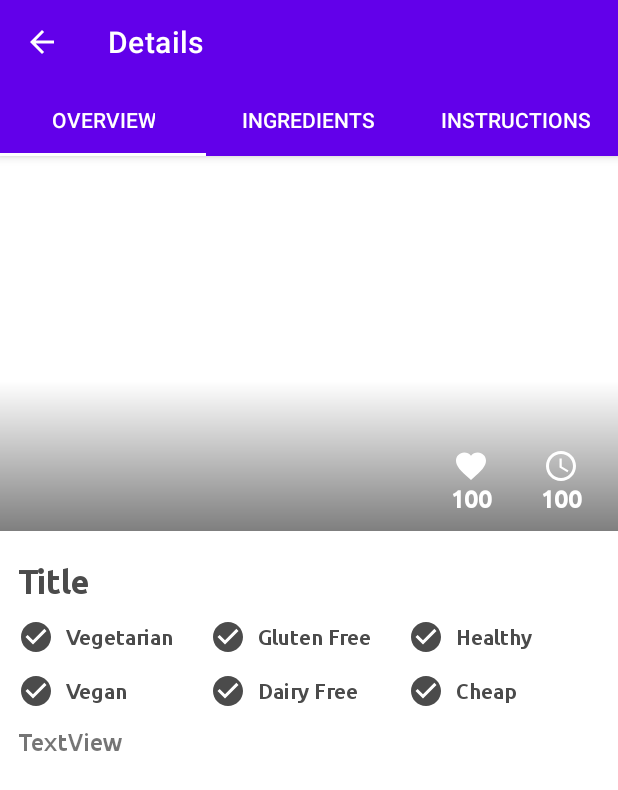
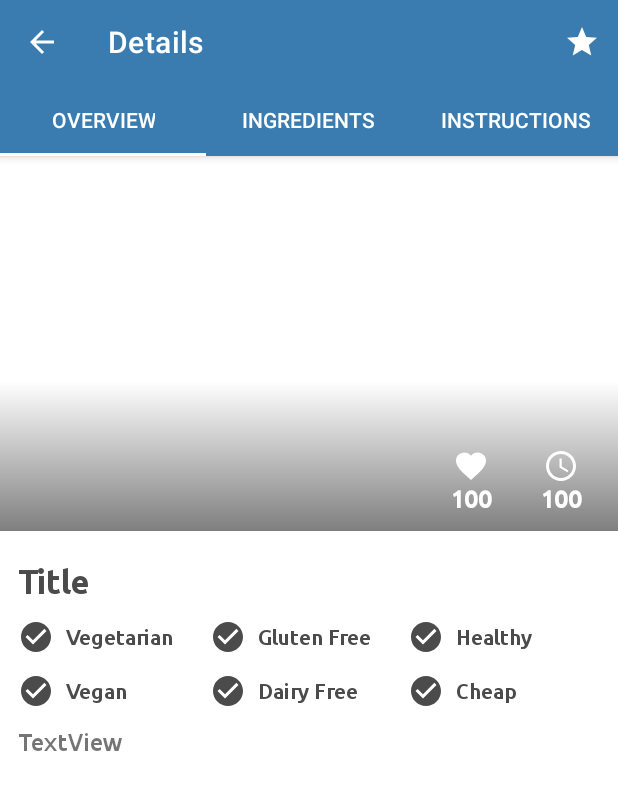
Before and after one commit to Ali1Assalem/Foody, an Android app: the DetailsActivity screen opened directly, with no data from a screen before it, on a phone screen of 412 x 824 dp. Shown: the top 790 px of the screen. Run offline under Robolectric (Android 15) with nearby library versions, the phone set to English and light mode, and no system bars; our stand-ins replace Dagger/Hilt's generated code; pictures from the network do not load; 14 statements that could not run were skipped.

Commit message:
DetailsActivity Add&Remove Favorite

```diff
--- a/app/src/main/java/com/example/foody/models/Result.kt
+++ b/app/src/main/java/com/example/foody/models/Result.kt
@@ -18,7 +18,7 @@ data class Result(
     @SerializedName("glutenFree")
     val glutenFree: Boolean,
     @SerializedName("id")
-    val id: Int,
+    val recipeId: Int,
     @SerializedName("image")
     val image: String,
     @SerializedName("readyInMinutes")
--- /dev/null
+++ b/app/src/main/res/menu/details_menu.xml
@@ -0,0 +1,13 @@
+<?xml version="1.0" encoding="utf-8"?>
+<menu xmlns:tools="http://schemas.android.com/tools"
+    xmlns:android="http://schemas.android.com/apk/res/android"
+    xmlns:app="http://schemas.android.com/apk/res-auto">
+
+    <item android:id="@+id/save_to_favorites_menu"
+        android:icon="@drawable/ic_star"
+        android:title="@string/save_to_favorites"
+        app:showAsAction="ifRoom"
+        android:iconTint="@color/white"
+        tools:targetApi="o" />
+
+</menu>
--- a/app/src/main/res/values/colors.xml
+++ b/app/src/main/res/values/colors.xml
@@ -6,9 +6,9 @@
     <color name="teal_200">#778CFF</color>
     <color name="teal_700">#FF018786</color>
 
-    <color name="colorPrimary">#6200EA</color>
-    <color name="colorPrimaryDark">#5502C8</color>
-    <color name="colorAccent">#9D46FF</color>
+    <color name="colorPrimary">#3A7CAF</color>
+    <color name="colorPrimaryDark">#3A7CAF</color>
+    <color name="colorAccent">#FFBB86FC</color>
     <color name="white">#FFFFFF</color>
     <color name="lightGray">#F9F9F9</color>
     <color name="mediumGray">#D1D1D1</color>
```
Also changed, not shown: app/src/main/java/com/example/foody/ui/DetailsActivity.kt (+83 -0 lines), app/src/main/java/com/example/foody/viewmodels/MainViewModel.kt (+4 -4 lines).
